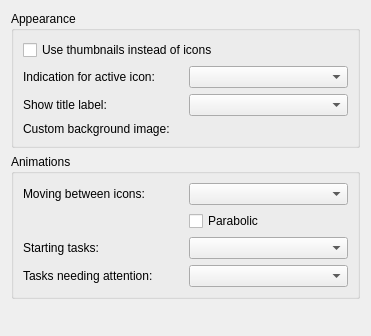
Emdek/plasmoid-fancy-tasks, file applet/ui/appearance.ui: the form before one commit.
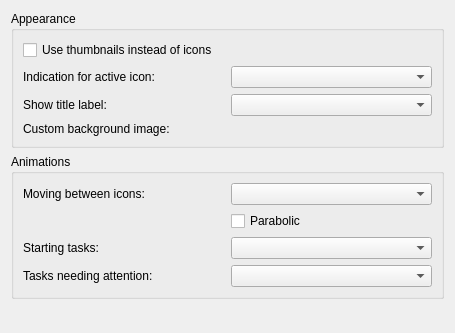
The form after the commit. Custom widgets are drawn as their Qt base class.

The edit to the form file:
```diff
--- a/applet/ui/appearance.ui
+++ b/applet/ui/appearance.ui
@@ -6,8 +6,8 @@
    <rect>
     <x>0</x>
     <y>0</y>
-    <width>371</width>
-    <height>336</height>
+    <width>455</width>
+    <height>333</height>
    </rect>
   </property>
   <property name="minimumSize">
@@ -141,7 +141,7 @@
      </property>
      <property name="sizeHint" stdset="0">
       <size>
-       <width>20</width>
+       <width>0</width>
        <height>0</height>
       </size>
      </property>
@@ -150,16 +150,16 @@
   </layout>
  </widget>
  <customwidgets>
-  <customwidget>
-   <class>KUrlRequester</class>
-   <extends>QFrame</extends>
-   <header>kurlrequester.h</header>
-  </customwidget>
   <customwidget>
    <class>KComboBox</class>
    <extends>QComboBox</extends>
    <header>kcombobox.h</header>
   </customwidget>
+  <customwidget>
+   <class>KUrlRequester</class>
+   <extends>QFrame</extends>
+   <header>kurlrequester.h</header>
+  </customwidget>
  </customwidgets>
  <resources/>
  <connections/>
```
Left out of the diff: 54 changed lines with no effect on the pictures.
